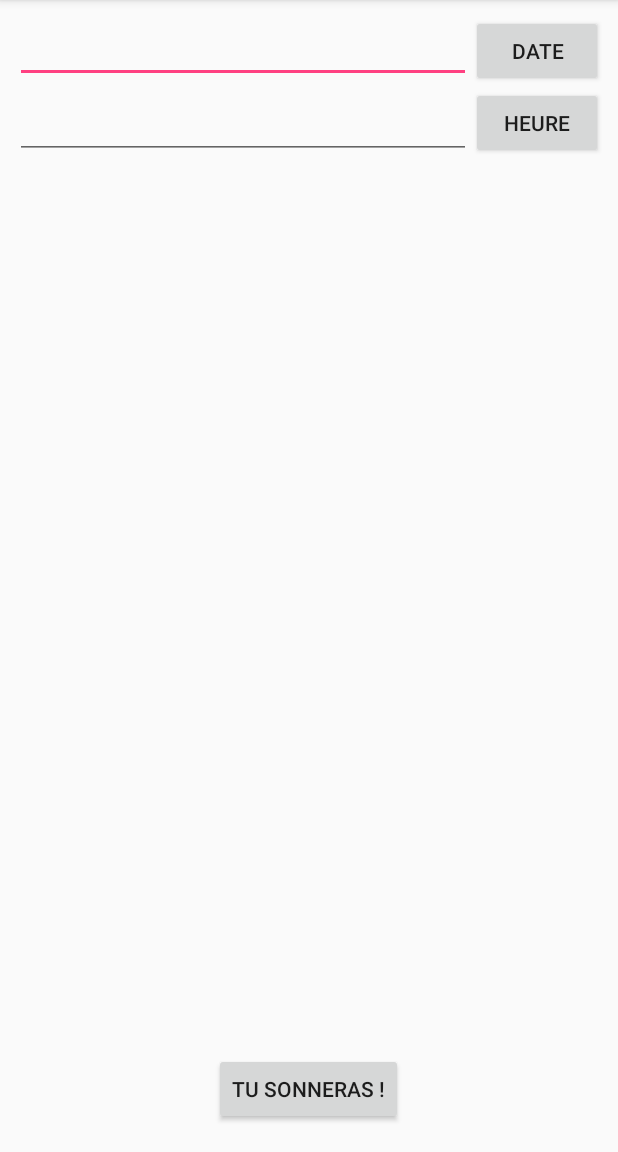
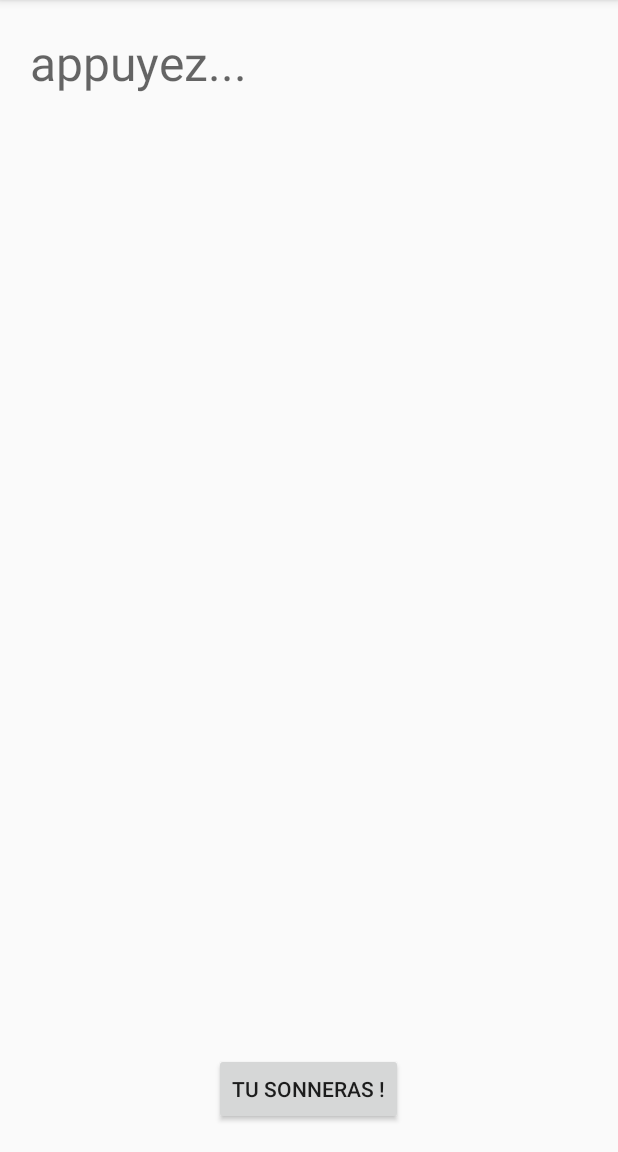
Before and after one commit to Wargle/-PokeMom, an Android app: the AlarmAddActivity screen opened directly, with no data from a screen before it, on a phone screen of 412 x 824 dp, the part 84-1236 px from its top. Run offline under Robolectric (Android 15) with nearby library versions, the light colour scheme and no system bars.

Commit message:
Amélioration de l'Alarme + Conversation

```diff
--- a/-PokeMother/app/src/main/java/apk/tamere/projet/pokemother/activity/AlarmAddActivity.java
+++ b/-PokeMother/app/src/main/java/apk/tamere/projet/pokemother/activity/AlarmAddActivity.java
@@ -4,6 +4,7 @@ import android.app.AlarmManager;
 import android.app.DatePickerDialog;
 import android.app.PendingIntent;
 import android.app.TimePickerDialog;
+import android.content.Context;
 import android.content.Intent;
 import android.os.Bundle;
 import android.support.v7.app.AppCompatActivity;
@@ -11,6 +12,7 @@ import android.view.View;
 import android.widget.Button;
 import android.widget.DatePicker;
 import android.widget.EditText;
+import android.widget.TextView;
 import android.widget.TimePicker;
 
 import java.util.Calendar;
@@ -25,10 +27,10 @@ public class AlarmAddActivity extends AppCompatActivity implements View.OnClickL
     private PendingIntent pending_intent;
 
     public final static String ACTION = "action", ACTION_LAUNCH = "launch", ACTION_STOP = "stop", GET_NEW = "newAlarm";
-    private final String ALARM_CLOCK_H = "alarm_clock_h", ALARM_CLOCK_M = "alarm_clock_m";
+    //private final String ALARM_CLOCK_H = "alarm_clock_h", ALARM_CLOCK_M = "alarm_clock_m";
 
-    Button btnDatePicker, btnTimePicker;
-    EditText txtDate, txtTime;
+    /*Button buttonSetAlarm, btnTimePicker*/;
+    TextView newDateHour, newDateDay;
     private int mYear, mMonth, mDay, mHour, mMinute;
     private boolean isOkDate, isOkTime;
 
@@ -39,13 +41,16 @@ public class AlarmAddActivity extends AppCompatActivity implements View.OnClickL
 
         alarmManager = (AlarmManager) getSystemService(ALARM_SERVICE);
 
-        btnDatePicker = findViewById(R.id.btn_date);
-        btnTimePicker = findViewById(R.id.btn_time);
-        txtDate = findViewById(R.id.in_date);
-        txtTime = findViewById(R.id.in_time);
+        //buttonSetAlarm = findViewById(R.id.buttonSetAlarm);
+        //btnTimePicker = findViewById(R.id.btn_time);
+        //txtDate = findViewById(R.id.in_date);
+        //txtTime = findViewById(R.id.in_time);
+        newDateDay = findViewById(R.id.newDateDay);
+        newDateHour = findViewById(R.id.newDateHour);
 
-        btnDatePicker.setOnClickListener(this);
-        btnTimePicker.setOnClickListener(this);
+        //btnDatePicker.setOnClickListener(this);
+        newDateHour.setOnClickListener(this);
+        newDateDay.setOnClickListener(this);
 
         final Intent myIntent = new Intent(this, AlarmReceiver.class);
         final Calendar calendar = Calendar.getInstance();
@@ -76,34 +81,32 @@ public class AlarmAddActivity extends AppCompatActivity implements View.OnClickL
 
     @Override
     public void onClick(View v) {
-        if (v == btnDatePicker) {
+        final Context context = this;
         final Calendar c = Calendar.getInstance();
         mYear = c.get(Calendar.YEAR);
         mMonth = c.get(Calendar.MONTH);
         mDay = c.get(Calendar.DAY_OF_MONTH);
+        mHour = c.get(Calendar.HOUR_OF_DAY);
+        mMinute = c.get(Calendar.MINUTE);
 
-            DatePickerDialog datePickerDialog = new DatePickerDialog(this, new DatePickerDialog.OnDateSetListener() {
+        DatePickerDialog datePickerDialog = new DatePickerDialog(context, new DatePickerDialog.OnDateSetListener() {
             @Override
             public void onDateSet(DatePicker view, int year, int monthOfYear, int dayOfMonth) {
-                    txtDate.setText(dayOfMonth + "/" + monthOfYear + "/" + year);
+                monthOfYear += 1;
+                newDateHour.setText(dayOfMonth + "/" + monthOfYear + "/" + year);
                 isOkDate = true;
+
+                TimePickerDialog timePickerDialog = new TimePickerDialog(context, new TimePickerDialog.OnTimeSetListener() {
+                    @Override
+                    public void onTimeSet(TimePicker view, int hourOfDay, int minute) {
+                        newDateDay.setText(hourOfDay + ":" + String.format("%02d",  minute));
+                        isOkTime = true;
+                    }
+                }, mHour, mMinute, true);
+                timePickerDialog.show();
+
             }
         }, mYear, mMonth, mDay);
         datePickerDialog.show();
     }
-        if (v == btnTimePicker) {
-            final Calendar c = Calendar.getInstance();
-            mHour = c.get(Calendar.HOUR_OF_DAY);
-            mMinute = c.get(Calendar.MINUTE);
-
-            TimePickerDialog timePickerDialog = new TimePickerDialog(this, new TimePickerDialog.OnTimeSetListener() {
-                @Override
-                public void onTimeSet(TimePicker view, int hourOfDay, int minute) {
-                    txtTime.setText(hourOfDay + ":" + String.format("%02d",  mMinute));
-                    isOkTime = true;
 }
-            }, mHour, mMinute, true);
-            timePickerDialog.show();
-        }
-    }
-}
--- a/-PokeMother/app/src/main/java/apk/tamere/projet/pokemother/adaptateur/MessageAdpatateur.java
+++ b/-PokeMother/app/src/main/java/apk/tamere/projet/pokemother/adaptateur/MessageAdpatateur.java
@@ -5,6 +5,7 @@ import android.view.LayoutInflater;
 import android.view.View;
 import android.view.ViewGroup;
 import android.widget.LinearLayout;
+import android.widget.RelativeLayout;
 import android.widget.TextView;
 
 import java.util.List;
@@ -108,7 +109,8 @@ public class MessageAdpatateur extends AbstractAdaptateur<Message> {
     public class MessageViewHolder extends AbstractAdaptateur.ViewHolder {
 
         private TextView leftT, rightT;
-        public LinearLayout left, right;
+        private LinearLayout right;
+        private RelativeLayout left;
 
         private MessageViewHolder(View v) {
             super(v);
--- a/-PokeMother/app/src/main/java/apk/tamere/projet/pokemother/metier/Alarm.java
+++ b/-PokeMother/app/src/main/java/apk/tamere/projet/pokemother/metier/Alarm.java
@@ -16,7 +16,7 @@ public class Alarm implements Serializable {
 
     public Alarm(int day, int month, int year, int hour, int min, boolean isActive) {
         this.day = day;
-        this.month = month;
+        this.month = month + 1;
         this.year = year;
         this.hour = hour;
         this.min = min;
@@ -56,6 +56,6 @@ public class Alarm implements Serializable {
     }
 
     public String getDate() {
-        return day + "/" + month + "/" + year;
+        return String.format("%02d",  day) + "/" + String.format("%02d",  month) + "/" + year;
     }
 }
--- a/-PokeMother/app/src/main/res/drawable/shape_me.xml
+++ b/-PokeMother/app/src/main/res/drawable/shape_me.xml
@@ -1,5 +1,7 @@
 <?xml version="1.0" encoding="utf-8"?>
-<shape xmlns:android="http://schemas.android.com/apk/res/android">
+<shape xmlns:android="http://schemas.android.com/apk/res/android" android:shape="rectangle">
+
+    <size android:height="30dp" />
 
 <!-- we define background color -->
 <solid android:color="#3F51B5" />
@@ -17,6 +19,6 @@
     android:top="15dp" />
 
 <!-- we define corner radius, note that radius can be different for each corner -->
-<corners android:radius="10dp" />
+<corners android:radius="42dp" />
 
 </shape>
--- a/-PokeMother/app/src/main/res/layout/activity_add_alarm.xml
+++ b/-PokeMother/app/src/main/res/layout/activity_add_alarm.xml
@@ -6,7 +6,7 @@
     tools:context=".activity.AlarmAddActivity"
     android:padding="10dp">
 
-    <EditText
+    <!--EditText
         android:id="@+id/in_date"
         android:layout_width="match_parent"
         android:layout_height="wrap_content"
@@ -49,6 +49,38 @@
         android:layout_margin="@dimen/alarm_clock_margin"
         android:layout_alignParentBottom="true"
         android:layout_centerHorizontal="true"
+        android:text="@string/alarm_text_set" /-->
+
+    <TextView
+        android:id="@+id/newDateHour"
+        android:hint="@string/alarm_text_hint"
+        android:layout_centerHorizontal="true"
+        android:layout_width="wrap_content"
+        android:layout_height="wrap_content"
+        android:layout_alignParentLeft="true"
+        android:layout_alignParentStart="true"
+        android:textSize="32dp"
+        android:layout_marginLeft="10dp"
+        android:layout_marginTop="10dp"
+        android:textColor="@color/colorBlack" />
+
+    <TextView
+        android:id="@+id/newDateDay"
+        android:layout_centerHorizontal="true"
+        android:layout_width="match_parent"
+        android:layout_height="wrap_content"
+        android:layout_alignParentLeft="true"
+        android:layout_alignParentStart="true"
+        android:layout_marginLeft="10dp"
+        android:layout_below="@+id/newDateHour" />
+
+    <Button
+        android:id="@+id/start_alarm"
+        android:layout_width="wrap_content"
+        android:layout_height="wrap_content"
+        android:layout_margin="@dimen/alarm_clock_margin"
+        android:layout_alignParentBottom="true"
+        android:layout_centerHorizontal="true"
         android:text="@string/alarm_text_set" />
 
 </RelativeLayout>
--- a/-PokeMother/app/src/main/res/values/colors.xml
+++ b/-PokeMother/app/src/main/res/values/colors.xml
@@ -7,4 +7,5 @@
     <color name="colorMom">#3399ff</color>
     <color name="colorGray">#555555</color>
     <color name="colorBlack">#000000</color>
+    <color name="colorWhite">#ffffff</color>
 </resources>
```
Also changed, not shown: -PokeMother/app/src/main/java/apk/tamere/projet/pokemother/activity/MainActivity.java (+26 -1 lines), -PokeMother/app/src/main/res/drawable/shape_circle.xml (added, +18 -0 lines), -PokeMother/app/src/main/res/drawable/shape_mom.xml (+5 -3 lines), -PokeMother/app/src/main/res/layout/cell_message.xml (+23 -5 lines), -PokeMother/app/src/main/res/values/strings.xml (+10 -1 lines). Lines whose indentation alone changed are shown as unchanged.
